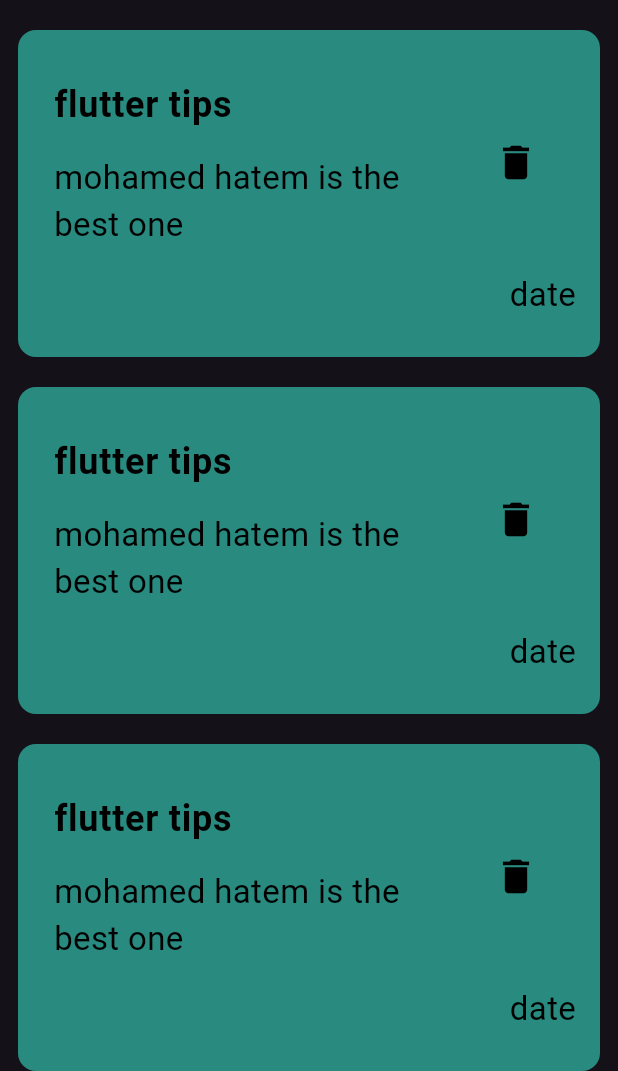
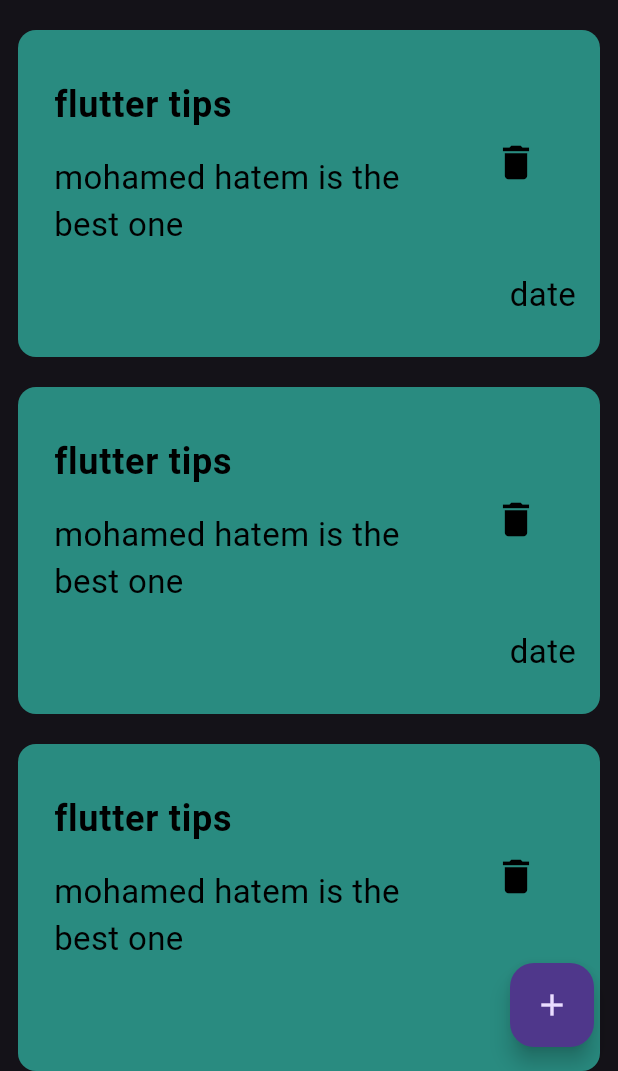
Before and after one commit to mO7MeD11/notes_app, a Flutter app: the screen it shows after launch, on a phone screen of 412 x 824 dp, the part 165-1236 px from its top. Run offline on Flutter 3.47's test engine with Material 3 defaults, Android fonts, the phone set to English and light mode, and no system bars.

Commit message:
add floatingactionbutton

```diff
--- a/lib/views/notes_view.dart
+++ b/lib/views/notes_view.dart
@@ -7,6 +7,12 @@ class NotesView extends StatelessWidget {
 
   @override
   Widget build(BuildContext context) {
-    return Scaffold(body: NotesViewBody());
+    return Scaffold(
+      body: NotesViewBody(),
+      floatingActionButton: FloatingActionButton(
+        onPressed: () {},
+        child: Icon(Icons.add),
+      ),
+    );
   }
 }
```
